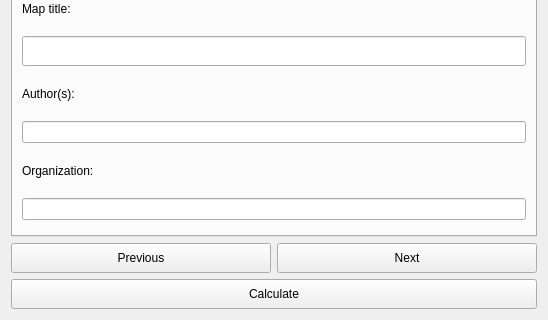
First picture: the form in LDMP/gui/DlgCreateMap.ui, repository ConservationInternational/trends.earth, before the edit; both pictures show x 0 to 548 and y 144 to 464 of the 548 by 464 pixel window.
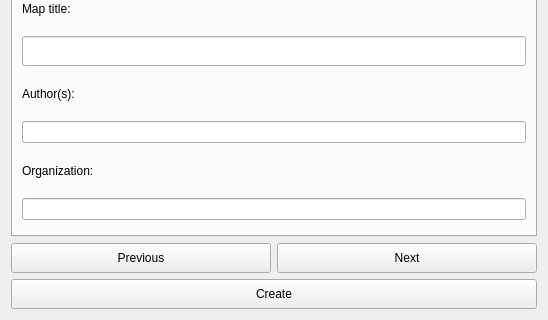
Second picture: the form after the edit.

Patch:
```diff
--- a/LDMP/gui/DlgCreateMap.ui
+++ b/LDMP/gui/DlgCreateMap.ui
@@ -375,7 +375,7 @@
         </size>
        </property>
        <property name="text">
-        <string>Calculate</string>
+        <string>Create</string>
        </property>
       </widget>
      </item>
```
